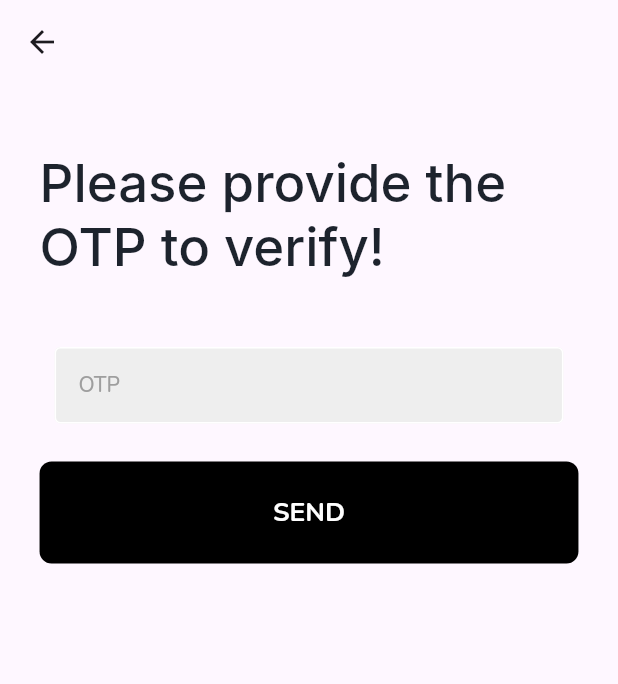
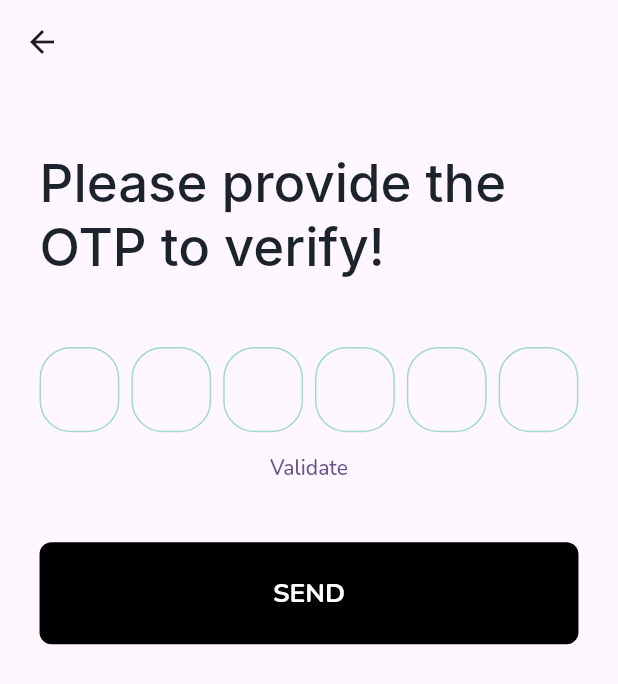
Before and after one commit to WorkPla/FlutterTemplet, a Flutter app: the OTPVerify screen opened directly with empty values, on a phone screen of 412 x 824 dp. Shown: the top 684 px of the screen. Run offline on Flutter 3.47's test engine with Material 2 defaults, Android fonts, the phone set to English and light mode, and no system bars; drawn by our look-alikes of pinput; our stand-ins replace device_preview, flutter_screenutil, google_fonts.

Commit message:
- Added otp text field lib - pinput.

```diff
--- /dev/null
+++ b/lib/TextField/otp_text_field.dart
@@ -0,0 +1,117 @@
+import 'package:flutter/material.dart';
+import 'package:pinput/pinput.dart';
+import 'package:flutter_screenutil/flutter_screenutil.dart';
+
+/// This is the basic usage of Pinput
+/// For more examples check out the demo directory
+class PinputExample extends StatefulWidget {
+  const PinputExample({Key? key}) : super(key: key);
+
+  @override
+  State<PinputExample> createState() => _PinputExampleState();
+}
+
+class _PinputExampleState extends State<PinputExample> {
+  final pinController = TextEditingController();
+  final focusNode = FocusNode();
+  final formKey = GlobalKey<FormState>();
+
+  @override
+  void dispose() {
+    pinController.dispose();
+    focusNode.dispose();
+    super.dispose();
+  }
+
+  @override
+  Widget build(BuildContext context) {
+    const focusedBorderColor = Color.fromRGBO(23, 171, 144, 1);
+    const fillColor = Color.fromRGBO(243, 246, 249, 0);
+    const borderColor = Color.fromRGBO(23, 171, 144, 0.4);
+
+    final defaultPinTheme = PinTheme(
+      width: 56.w,
+      height: 56.h,
+      textStyle: const TextStyle(
+        fontSize: 22,
+        color: Color.fromRGBO(30, 60, 87, 1),
+      ),
+      decoration: BoxDecoration(
+        borderRadius: BorderRadius.circular(19.w),
+        border: Border.all(color: borderColor),
+      ),
+    );
+
+    /// Optionally you can use form to validate the Pinput
+    return Form(
+      key: formKey,
+      child: Column(
+        mainAxisAlignment: MainAxisAlignment.center,
+        children: [
+          Directionality(
+            // Specify direction if desired
+            textDirection: TextDirection.ltr,
+            child: Pinput(
+              length: 6,
+              controller: pinController,
+              focusNode: focusNode,
+              androidSmsAutofillMethod:
+                  AndroidSmsAutofillMethod.smsUserConsentApi,
+              listenForMultipleSmsOnAndroid: true,
+              defaultPinTheme: defaultPinTheme,
+              separatorBuilder: (index) => const SizedBox(width: 8),
+              validator: (value) {
+                return value == '123456' ? null : 'Pin is incorrect';
+              },
+              // onClipboardFound: (value) {
+              //   debugPrint('onClipboardFound: $value');
+              //   pinController.setText(value);
+              // },
+              hapticFeedbackType: HapticFeedbackType.lightImpact,
+              onCompleted: (pin) {
+                debugPrint('onCompleted: $pin');
+              },
+              onChanged: (value) {
+                debugPrint('onChanged: $value');
+              },
+              cursor: Column(
+                mainAxisAlignment: MainAxisAlignment.end,
+                children: [
+                  Container(
+                    margin: const EdgeInsets.only(bottom: 9),
+                    width: 22.w,
+                    height: 1.h,
+                    color: focusedBorderColor,
+                  ),
+                ],
+              ),
+              focusedPinTheme: defaultPinTheme.copyWith(
+                decoration: defaultPinTheme.decoration!.copyWith(
+                  borderRadius: BorderRadius.circular(8.w),
+                  border: Border.all(color: focusedBorderColor),
+                ),
+              ),
+              submittedPinTheme: defaultPinTheme.copyWith(
+                decoration: defaultPinTheme.decoration!.copyWith(
+                  color: fillColor,
+                  borderRadius: BorderRadius.circular(19),
+                  border: Border.all(color: focusedBorderColor),
+                ),
+              ),
+              errorPinTheme: defaultPinTheme.copyBorderWith(
+                border: Border.all(color: Colors.redAccent),
+              ),
+            ),
+          ),
+          TextButton(
+            onPressed: () {
+              focusNode.unfocus();
+              formKey.currentState!.validate();
+            },
+            child: const Text('Validate'),
+          ),
+        ],
+      ),
+    );
+  }
+}
--- a/lib/features/firebase_auth/otp_verify.dart
+++ b/lib/features/firebase_auth/otp_verify.dart
@@ -1,6 +1,6 @@
 import 'package:flutter/material.dart';
 import 'package:flutter_screenutil/flutter_screenutil.dart';
-import 'package:my_flutter_template/TextField/user_name_textField.dart';
+import 'package:my_flutter_template/TextField/otp_text_field.dart';
 import 'package:my_flutter_template/Buttons/login_button.dart';
 
 class OTPVerify extends StatefulWidget {
@@ -38,11 +38,7 @@
                 textAlign: TextAlign.left,
               ),
               SizedBox(height: 44.h),
-              UserNameField(
-                title: "OTP",
-                controller: otpController,
-                obscureText: true,
-              ),
+              PinputExample(),
               SizedBox(height: 25.h),
               LoginButton(
                 onTap: () {
--- a/pubspec.yaml
+++ b/pubspec.yaml
@@ -35,6 +35,7 @@
   # The following adds the Cupertino Icons font to your application.
   # Use with the CupertinoIcons class for iOS style icons.
   cupertino_icons: ^1.0.2
+  pinput: ^3.0.0
 
 dev_dependencies:
   flutter_test:
```
Also changed, not shown: pubspec.lock, 6 other files.
